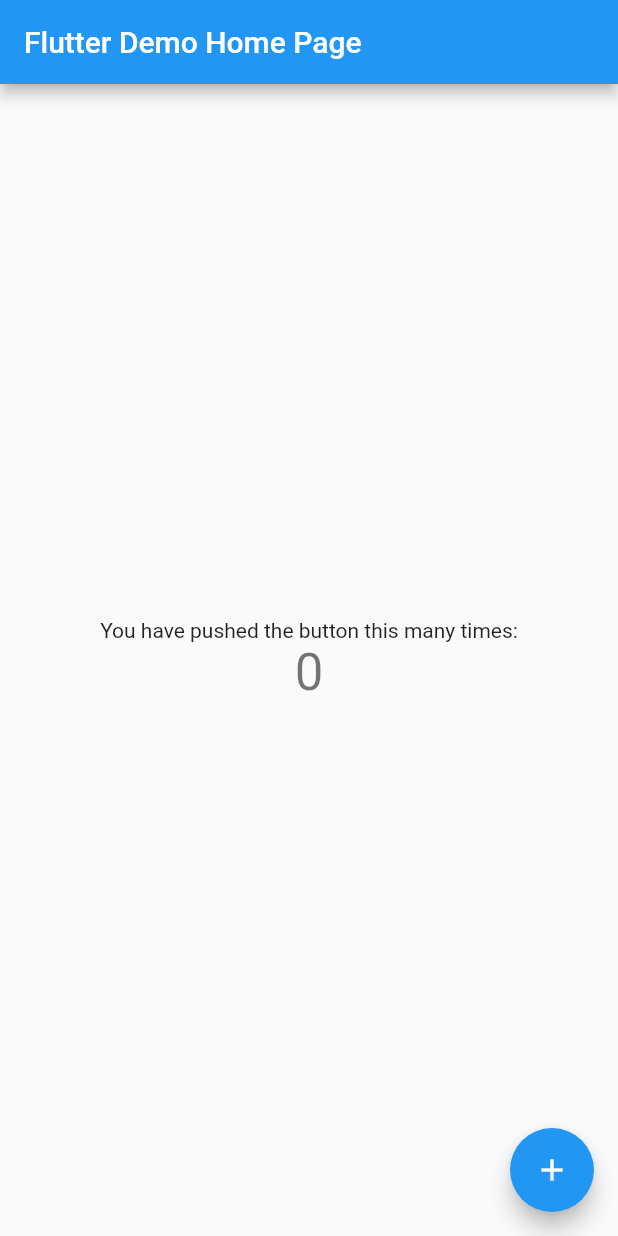
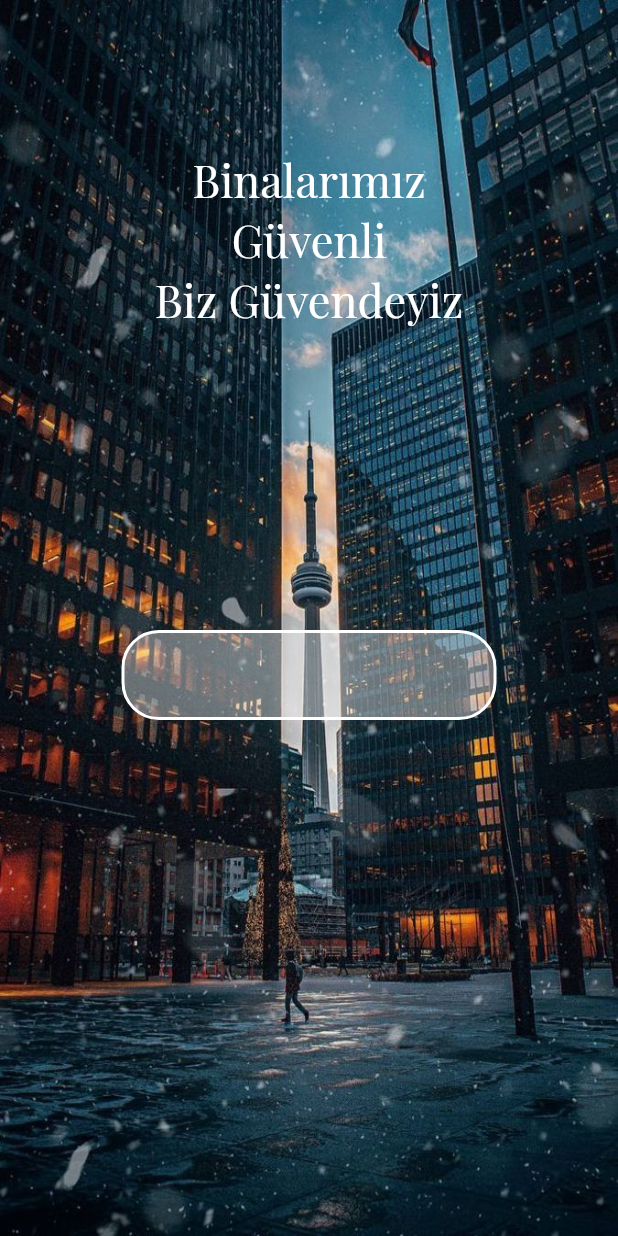
Before and after one commit to dilaraozdemr/builder_project, a Flutter app: the screen it shows after launch, on a phone screen of 412 x 824 dp. Run offline on Flutter 3.47's test engine with Material 2 defaults, Android fonts, the phone set to English and light mode, and no system bars.

Commit message:
Add folder and welcome screen

```diff
--- a/lib/main.dart
+++ b/lib/main.dart
@@ -1,3 +1,4 @@
+import 'package:builder_project/src/features/authentication/screens/WelcomeScreen.dart';
 import 'package:flutter/material.dart';
 
 void main() {
@@ -11,6 +12,7 @@
   @override
   Widget build(BuildContext context) {
     return MaterialApp(
+      debugShowCheckedModeBanner: false,
       title: 'Flutter Demo',
       theme: ThemeData(
         // This is the theme of your application.
@@ -24,7 +26,7 @@
         // is not restarted.
         primarySwatch: Colors.blue,
       ),
-      home: const MyHomePage(title: 'Flutter Demo Home Page'),
+      home: const WelcomeScreen(),
     );
   }
 }
--- /dev/null
+++ b/lib/src/constants/AssetConstants.dart
@@ -0,0 +1,3 @@
+class AssetConstant{
+  static const welcome = "assets/images/welcome_image.jpeg";
+}
--- /dev/null
+++ b/lib/src/features/authentication/screens/WelcomeScreen.dart
@@ -0,0 +1,70 @@
+import 'package:builder_project/src/constants/AssetConstants.dart';
+import 'package:flutter/material.dart';
+
+class WelcomeScreen extends StatefulWidget {
+  const WelcomeScreen({Key? key}) : super(key: key);
+
+  @override
+  State<WelcomeScreen> createState() => _WelcomeScreenState();
+}
+
+class _WelcomeScreenState extends State<WelcomeScreen> {
+  @override
+  Widget build(BuildContext context) {
+    return Scaffold(
+      backgroundColor: Colors.white12,
+      body: Stack(
+        children: [
+          Positioned(
+            top: 0,
+            bottom: 0,
+            left: 0,
+            right: 0,
+            child: Image.asset(
+              AssetConstant.welcome,
+              fit: BoxFit.fill,
+            ),
+          ),
+          Positioned.fill(
+            child: Padding(
+              padding: const EdgeInsets.only(top: 100),
+              child: Column(
+                children: [
+                  getWelcomeText("Binalarımız"),
+                  getWelcomeText("Güvenli"),
+                  getWelcomeText("Biz Güvendeyiz"),
+                  SizedBox(height: 200,),
+                  Material(
+                    borderRadius: BorderRadius.circular(25),
+                    color: Colors.transparent,
+                    child: InkWell(
+                      onTap: (){
+                        print("Butona bir kere basıldı");
+                      },
+                      child: Container(
+                        width: 250,
+                        height: 60,
+                        decoration: BoxDecoration(border: Border.all(color: Colors.white, width: 2),
+                        borderRadius: BorderRadius.circular(25),
+                        color: Colors.white38,
+                        ),
+                      ),
+                    ),
+                  )
+                ],
+              ),
+            ),
+          ),
+        ],
+      ),
+    );
+  }
+
+  Text getWelcomeText(String text) {
+    return Text(
+      text,
+      style:
+          TextStyle(color: Colors.white, fontFamily: "Playfair", fontSize: 30),
+    );
+  }
+}
--- /dev/null
+++ b/packages/auth_repository/analysis_options.yaml
@@ -0,0 +1,4 @@
+include: package:flutter_lints/flutter.yaml
+
+# Additional information about this file can be found at
+# https://dart.dev/guides/language/analysis-options
```
Also changed, not shown: packages/auth_repository/lib/auth_repository.dart (added, +7 -0 lines), packages/auth_repository/pubspec.yaml (added, +54 -0 lines), pubspec.yaml (+6 -6 lines), assets/fonts/PlayfairDisplay-VariableFont_wght.ttf (added), assets/images/welcome_image.jpeg (added), 18 other files.
